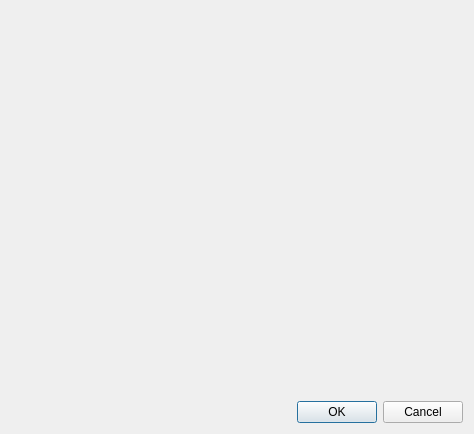
This is ssh/serverconfigdlg.ui in PonyEdit/PonyEdit as Qt 5 draws it before an edit. The edited form follows.
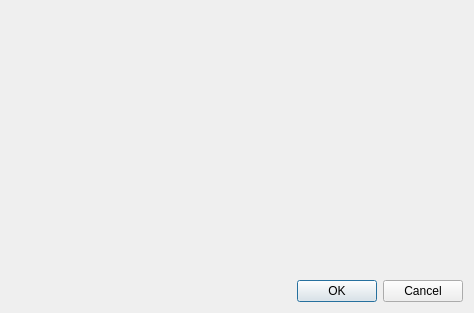
This is the edited form.

Commit message: Nicer layout for SSH server configuration (Feedback?)

```diff
--- a/ssh/serverconfigdlg.ui
+++ b/ssh/serverconfigdlg.ui
@@ -7,7 +7,7 @@
     <x>0</x>
     <y>0</y>
     <width>474</width>
-    <height>434</height>
+    <height>313</height>
    </rect>
   </property>
   <property name="windowTitle">
```
The commit also changes 2 other files.
